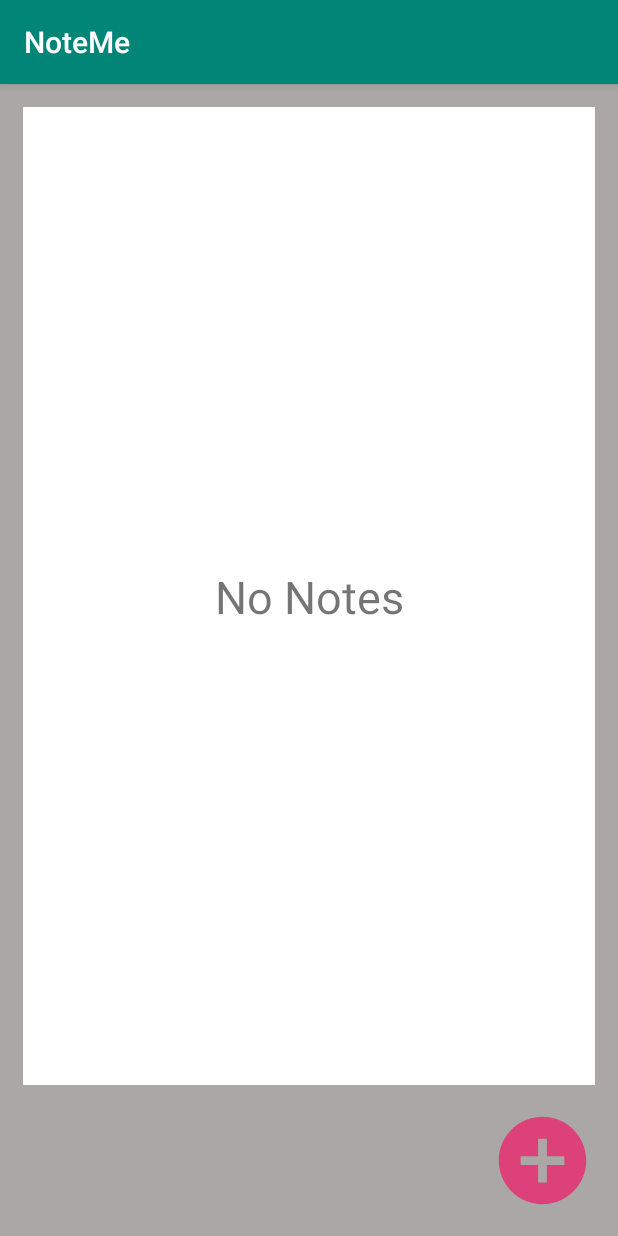
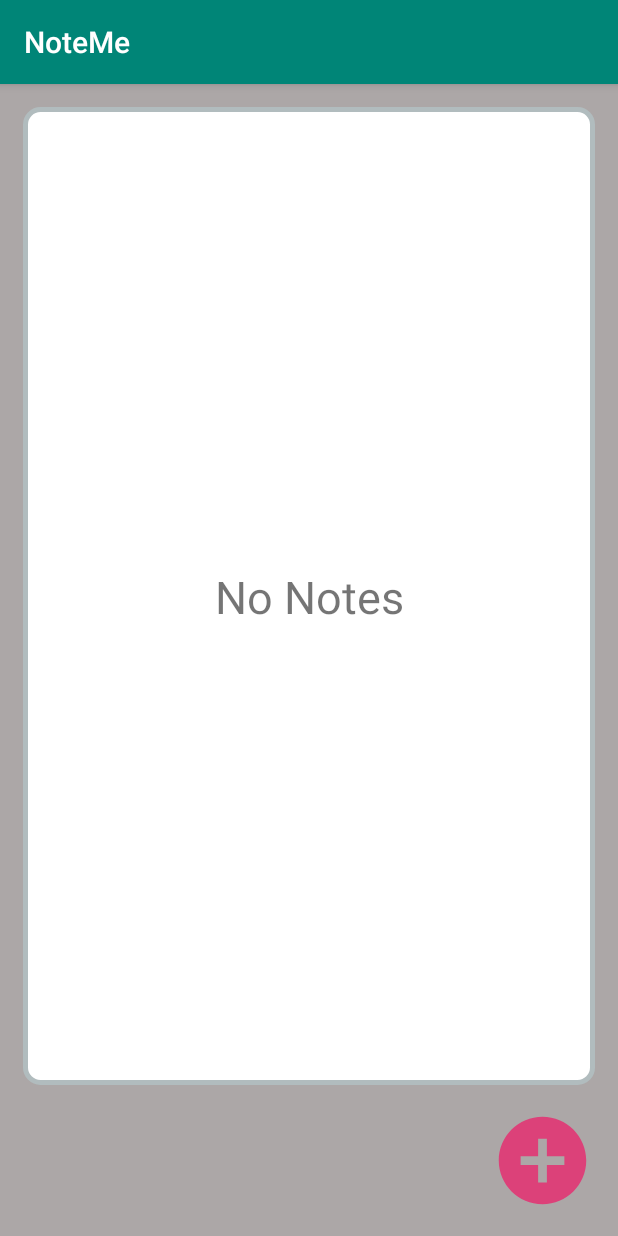
Before and after one commit to masssimeliano/NoteMe, an Android app: the screen it shows after launch (MainActivity), on a phone screen of 412 x 824 dp. Run offline under Robolectric (Android 15) with nearby library versions, the phone set to English and light mode, and no system bars.

Commit message:
Добавил округленные углы в ScrollView с заметками TODO : Комментарии

```diff
--- a/app/build.gradle
+++ b/app/build.gradle
@@ -27,6 +27,4 @@ dependencies {
     androidTestImplementation 'androidx.test.ext:junit:1.1.1'
     androidTestImplementation 'androidx.test.espresso:espresso-core:3.2.0'
     implementation 'com.google.android.material:material:1.1.0'
-
-    implementation 'de.hdodenhof:circleimageview:3.1.0'
 }
--- a/app/src/main/java/com/example/noteme/MainActivity.java
+++ b/app/src/main/java/com/example/noteme/MainActivity.java
@@ -154,8 +154,8 @@ public class MainActivity extends AppCompatActivity {
         layoutParams1.setMargins(15,0,15,0);
 
         ImageView mIVDeleteNote = new ImageView(MainActivity.this);
+        mIVDeleteNote.setLayoutParams(layoutParams1);
         mIVDeleteNote.setBackground(getDrawable(R.drawable.rubbish_bin_sign));
-        mIVDeleteNote.setLayoutParams(layoutParams1);
 
         ImageView mIVRefactorNote = new ImageView(MainActivity.this);
         mIVRefactorNote.setBackground(getDrawable(R.drawable.refactor_sign));
--- /dev/null
+++ b/app/src/main/res/drawable/corner_radius.xml
@@ -0,0 +1,8 @@
+<?xml version="1.0" encoding="UTF-8"?>
+<shape
+    xmlns:android="http://schemas.android.com/apk/res/android">
+    <solid android:color="#FFFFFF"/>
+    <stroke android:width="3dp" android:color="#B1BCBE" />
+    <corners android:radius="10dp"/>
+    <padding android:left="0dp" android:top="0dp" android:right="0dp" android:bottom="0dp" />
+</shape>
--- a/app/src/main/res/layout/activity_main.xml
+++ b/app/src/main/res/layout/activity_main.xml
@@ -13,7 +13,7 @@
         android:layout_width="match_parent"
         android:layout_height="0dp"
         android:layout_margin="15dp"
-        android:background="@color/colorWhite"
+        android:background="@drawable/corner_radius"
         app:layout_constraintBottom_toTopOf="@+id/mIVAddNote"
         app:layout_constraintEnd_toEndOf="parent"
         app:layout_constraintHorizontal_bias="1.0"
```
